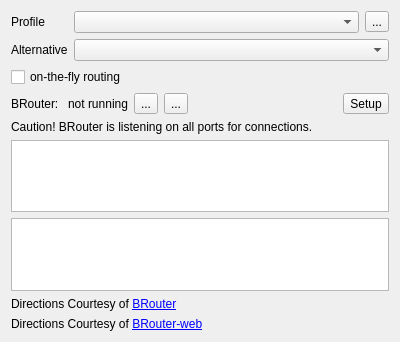
Old version of the form src/gis/rte/router/IRouterBRouter.ui in the repository Maproom/qmapshack.
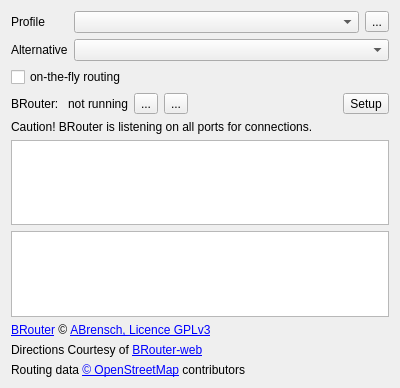
New version of the form. Icons and pictures are not drawn.

Commit message: more details about brouter copyright and licence

Diff of the .ui file:
```diff
--- a/src/gis/rte/router/IRouterBRouter.ui
+++ b/src/gis/rte/router/IRouterBRouter.ui
@@ -7,7 +7,7 @@
     <x>0</x>
     <y>0</y>
     <width>400</width>
-    <height>342</height>
+    <height>388</height>
    </rect>
   </property>
   <property name="sizePolicy">
@@ -214,7 +214,7 @@
    <item>
     <widget class="QLabel" name="labelCopyrightBRouter">
      <property name="text">
-      <string>&lt;p&gt;Directions Courtesy of &lt;a href=&quot;http://brouter.de/brouter/&quot; target=&quot;_blank&quot;&gt;BRouter&lt;/a&gt; &lt;/p&gt;</string>
+      <string>&lt;p&gt;&lt;a href=&quot;http://brouter.de/brouter/&quot; target=&quot;_blank&quot;&gt;BRouter&lt;/a&gt; © &lt;a href=&quot;https://github.com/abrensch/brouter/blob/master/LICENSE&quot; target=&quot;_blank&quot;&gt;ABrensch, Licence GPLv3&lt;/a&gt;&lt;/p&gt;</string>
      </property>
      <property name="openExternalLinks">
       <bool>true</bool>
@@ -231,6 +231,16 @@
      </property>
     </widget>
    </item>
+   <item>
+    <widget class="QLabel" name="labelCopyrightOSM">
+     <property name="text">
+      <string>&lt;p&gt;Routing data &lt;a href=&quot;http://www.openstreetmap.org/copyright&quot; target=&quot;_blank&quot;&gt;© OpenStreetMap&lt;/a&gt; contributors&lt;/p&gt;</string>
+     </property>
+     <property name="openExternalLinks">
+      <bool>true</bool>
+     </property>
+    </widget>
+   </item>
   </layout>
  </widget>
  <resources>
```
